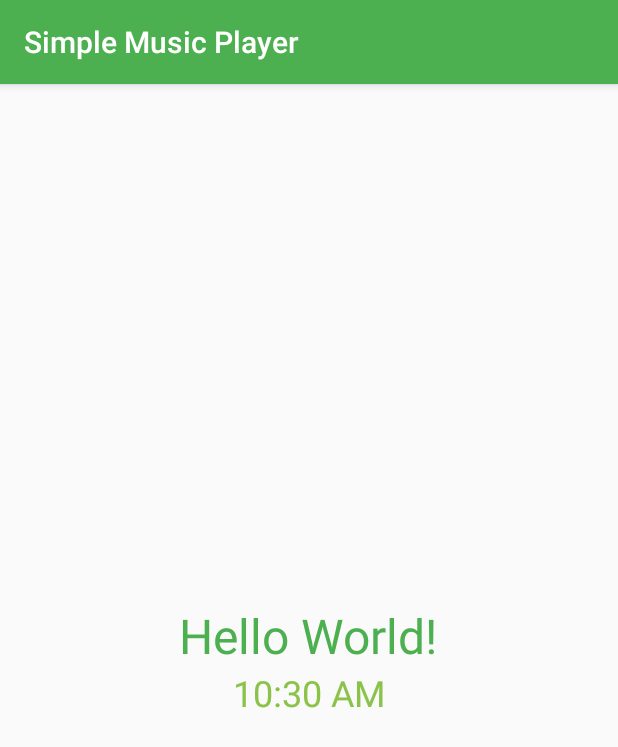
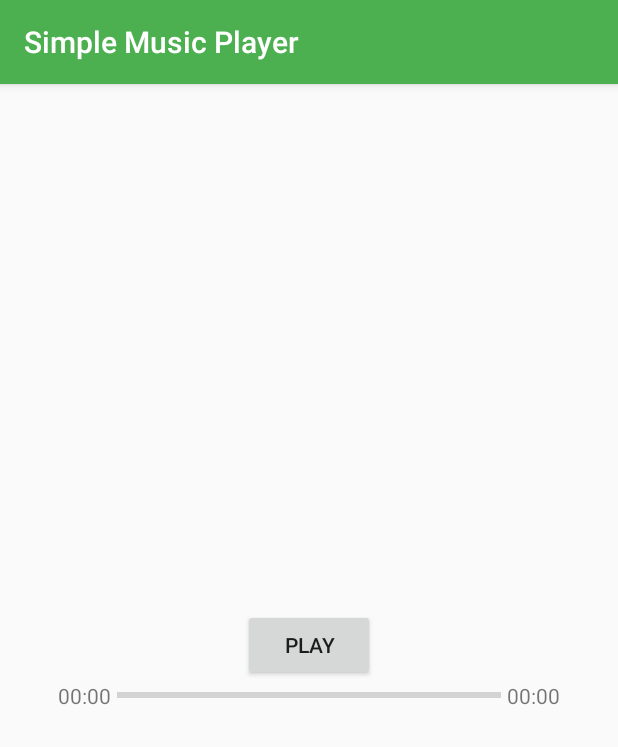
Before and after one commit to irwantokong/learn-tktpl-1706979303, an Android app: the screen it shows after launch (MainActivity), on a phone screen of 412 x 824 dp. Shown: the top 747 px of the screen. Run offline under Robolectric (Android 15) with nearby library versions, the phone set to English and light mode, and no system bars.

Commit message:
Add music player service and layout

```diff
--- a/app/src/main/AndroidManifest.xml
+++ b/app/src/main/AndroidManifest.xml
@@ -16,6 +16,7 @@
                 <category android:name="android.intent.category.LAUNCHER" />
             </intent-filter>
         </activity>
+        <service android:name=".MusicPlayerService" />
     </application>
 
 </manifest>
--- a/app/src/main/res/layout/activity_main.xml
+++ b/app/src/main/res/layout/activity_main.xml
@@ -13,21 +13,39 @@
         android:orientation="vertical"
         android:layout_gravity="center">
 
-        <TextView
+        <Button
+            android:id="@+id/play_button"
             android:layout_width="wrap_content"
             android:layout_height="wrap_content"
-            android:layout_gravity="center"
-            android:text="@string/hello_world"
-            android:textColor="@color/colorPrimary"
-            android:textSize="32sp" />
+            android:layout_gravity="center_horizontal"
+            android:text="Play" />
 
-        <TextClock
+        <LinearLayout
             android:layout_width="wrap_content"
             android:layout_height="wrap_content"
-            android:layout_gravity="center"
-            android:textSize="24sp"
-            android:textColor="@color/colorAccent"/>
+            android:layout_gravity="center_horizontal">
 
+            <TextView
+                android:id="@+id/playing_time"
+                android:layout_width="wrap_content"
+                android:layout_height="wrap_content"
+                android:text="00:00"/>
+            <ProgressBar
+                style="@style/Widget.AppCompat.ProgressBar.Horizontal"
+                android:id="@+id/progress_bar"
+                android:layout_width="wrap_content"
+                android:layout_height="wrap_content"
+                android:layout_gravity="center"
+                android:minWidth="256dp"
+                android:layout_marginLeft="4dp"
+                android:layout_marginRight="4dp"
+                android:progress="0" />
+            <TextView
+                android:id="@+id/duration"
+                android:layout_width="wrap_content"
+                android:layout_height="wrap_content"
+                android:text="00:00"/>
+        </LinearLayout>
     </LinearLayout>
 
 </androidx.appcompat.widget.LinearLayoutCompat>
```
Also changed, not shown: app/src/main/java/id/ac/ui/cs/mobileprogramming/irwanto/musicplayer/MainActivity.java (+69 -0 lines), app/src/main/java/id/ac/ui/cs/mobileprogramming/irwanto/musicplayer/MusicPlayerService.java (added, +66 -0 lines), 1 other file.
